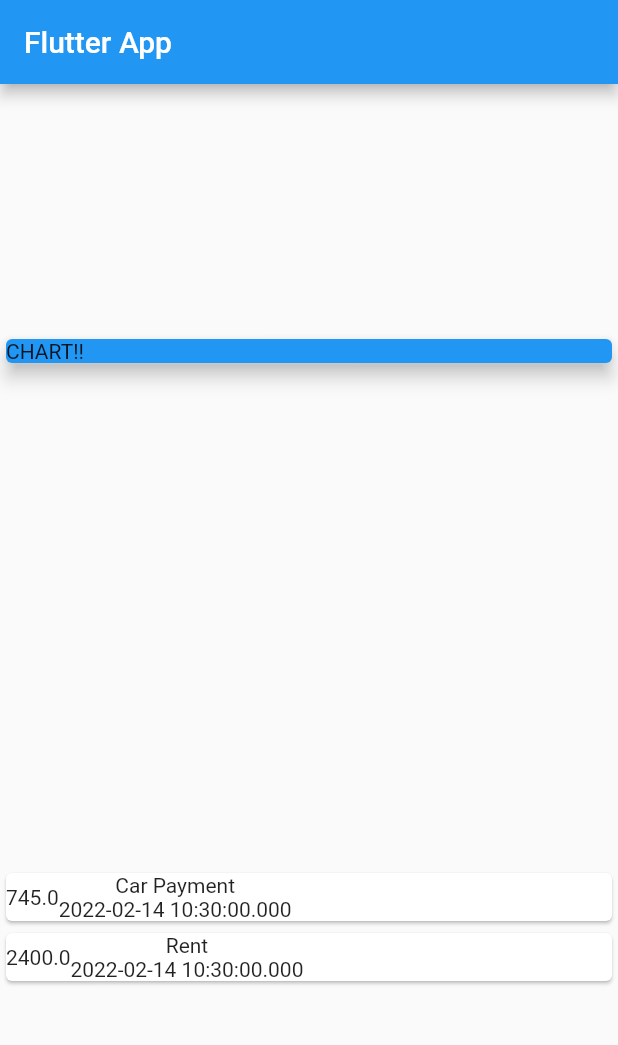
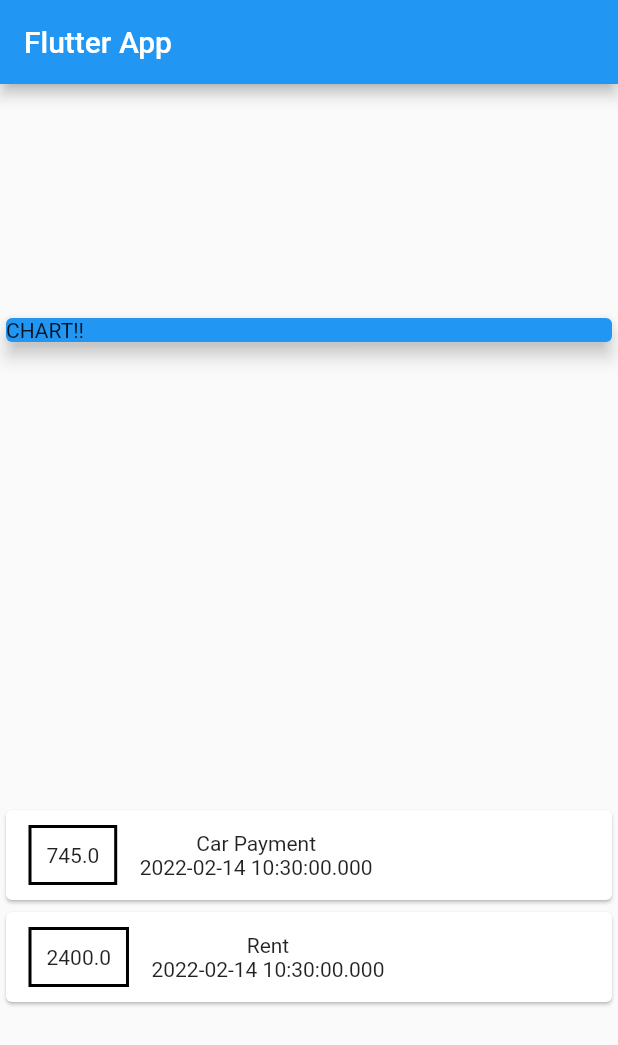
Before and after one commit to jsanders5/flutter_complete_guide_custom, a Flutter app: the screen it shows after launch, on a phone screen of 412 x 824 dp. Shown: the top 1045 px of the screen. Run offline on Flutter 3.47's test engine with Material 2 defaults, Android fonts, the light colour scheme and no system bars.

Commit message:
-Lesson (77): Styling a container  Container -> margin -> EdgeInsets, decoration -> [BoxDecoration -> border -> color, width], padding

```diff
--- a/lib/main.dart
+++ b/lib/main.dart
@@ -1,4 +1,5 @@
 import 'package:flutter/material.dart';
+import 'package:flutter/painting.dart';
 import './transaction.dart';
 
 void main() => runApp(MyApp());
@@ -45,17 +46,28 @@ class MyHomePage extends StatelessWidget {
                 child: Row(
                   children: <Widget>[
                     Container(
+                      margin: const EdgeInsets.symmetric(
+                        vertical: 10.0,
+                        horizontal: 15.0,
+                      ),
+                      decoration: BoxDecoration(
+                        border: Border.all(
+                          color: Colors.black,
+                          width: 2,
+                        ),
+                      ),
+                      padding: const EdgeInsets.all(10.0),
                       child: Text(
                         tx.amount.toString(),
                       ),
                     ),
                     Column(
                       children: <Widget>[
-                          Text(tx.title),
-                          Text(
-                            tx.date.toString(),
-                          ),
-                    ],
+                        Text(tx.title),
+                        Text(
+                          tx.date.toString(),
+                        ),
+                      ],
                     ),
                   ],
                 ),
```
